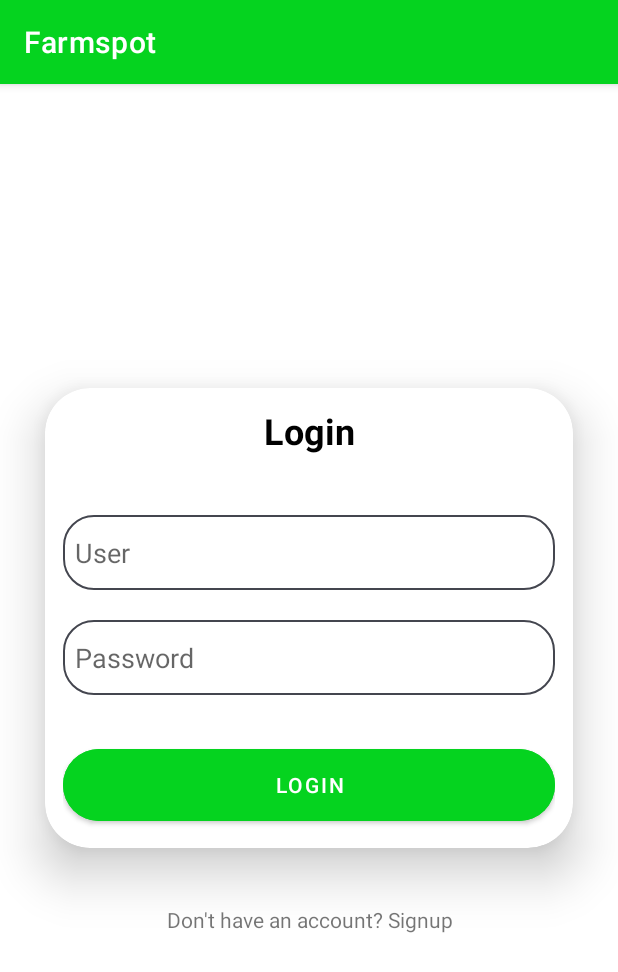
After one commit to danielkwapien/mobileapp-farmspot, an Android app: the IntroActivity screen opened directly, with no data from a screen before it, on a phone screen of 412 x 824 dp. The commit adds this screen. Shown: the top 972 px of the screen. Run offline under Robolectric (Android 15) with nearby library versions, the phone set to English and light mode, and no system bars.

Commit message:
First login view

```diff
--- a/app/src/main/AndroidManifest.xml
+++ b/app/src/main/AndroidManifest.xml
@@ -1,6 +1,6 @@
 <?xml version="1.0" encoding="utf-8"?>
 <manifest xmlns:android="http://schemas.android.com/apk/res/android"
-    xmlns:tools="http://schemas.android.com/tools">
+    xmlns:tools="http://schemas.android.com/tools" >
 
     <application
         android:allowBackup="true"
@@ -11,14 +11,16 @@
         android:roundIcon="@mipmap/ic_launcher_round"
         android:supportsRtl="true"
         android:theme="@style/Theme.Farmspot"
-        tools:targetApi="31">
+        tools:targetApi="31" >
+        <activity
+            android:name=".IntroActivity"
+            android:exported="false" />
         <activity
             android:name=".MainActivity"
             android:exported="true"
-            android:label="@string/app_name">
+            android:label="@string/app_name" >
             <intent-filter>
                 <action android:name="android.intent.action.MAIN" />
-
                 <category android:name="android.intent.category.LAUNCHER" />
             </intent-filter>
         </activity>
--- /dev/null
+++ b/app/src/main/java/es/uc3m/android/farmspot/IntroActivity.java
@@ -0,0 +1,14 @@
+package es.uc3m.android.farmspot;
+
+import androidx.appcompat.app.AppCompatActivity;
+
+import android.os.Bundle;
+
+public class IntroActivity extends AppCompatActivity {
+
+    @Override
+    protected void onCreate(Bundle savedInstanceState) {
+        super.onCreate(savedInstanceState);
+        setContentView(R.layout.activity_intro);
+    }
+}
--- /dev/null
+++ b/app/src/main/res/drawable/custom_eddittext.xml
@@ -0,0 +1,9 @@
+<?xml version="1.0" encoding="utf-8"?>
+<shape xmlns:android="http://schemas.android.com/apk/res/android">
+
+    <stroke
+        android:width="1dp"
+        android:color="@color/material_dynamic_neutral_variant30"/>
+    <corners
+        android:radius="20dp"/>
+</shape>
--- /dev/null
+++ b/app/src/main/res/layout/activity_intro.xml
@@ -0,0 +1,87 @@
+<?xml version="1.0" encoding="utf-8"?>
+<androidx.constraintlayout.widget.ConstraintLayout xmlns:android="http://schemas.android.com/apk/res/android"
+    xmlns:app="http://schemas.android.com/apk/res-auto"
+    xmlns:tools="http://schemas.android.com/tools"
+    android:layout_width="match_parent"
+    android:layout_height="match_parent"
+    tools:context=".IntroActivity">
+
+    <LinearLayout
+        android:layout_width="match_parent"
+        android:layout_height="match_parent"
+        android:gravity="center"
+        android:orientation="vertical">
+
+        <androidx.cardview.widget.CardView
+            android:layout_width="match_parent"
+            android:layout_height="wrap_content"
+            android:layout_margin="30dp"
+            android:background="@drawable/custom_eddittext"
+            android:baselineAligned="false"
+            app:cardCornerRadius="30dp"
+            app:cardElevation="20dp">
+
+            <LinearLayout
+                android:layout_width="match_parent"
+                android:layout_height="wrap_content"
+                android:layout_gravity="center_horizontal"
+                android:orientation="vertical"
+                android:padding="12dp">
+
+                <TextView
+                    android:id="@+id/loginText"
+                    android:layout_width="match_parent"
+                    android:layout_height="wrap_content"
+                    android:text="Login"
+                    android:textAlignment="center"
+                    android:textColor="@color/black"
+                    android:textSize="24dp"
+                    android:textStyle="bold" />
+
+                <EditText
+                    android:id="@+id/username"
+                    android:layout_width="match_parent"
+                    android:layout_height="50dp"
+                    android:layout_marginTop="40dp"
+                    android:background="@drawable/custom_eddittext"
+                    android:hint="@string/username"
+                    android:padding="8dp"
+                    android:textColor="@color/black"
+                    android:textColorHighlight="@color/cardview_dark_background" />
+
+                <EditText
+                    android:id="@+id/password"
+                    android:layout_width="match_parent"
+                    android:layout_height="50dp"
+                    android:layout_marginTop="20dp"
+                    android:background="@drawable/custom_eddittext"
+                    android:hint="@string/password"
+                    android:padding="8dp"
+                    android:textColor="@color/black"
+                    android:textColorHighlight="@color/cardview_dark_background" />
+
+                <Button
+                    android:layout_width="match_parent"
+                    android:layout_height="60dp"
+                    android:layout_marginTop="30dp"
+                    android:backgroundTint="@color/green_main"
+                    android:text="Login"
+                    android:textSize="14dp"
+                    app:cornerRadius="30dp" />
+
+
+            </LinearLayout>
+        </androidx.cardview.widget.CardView>
+
+        <TextView
+            android:layout_width="wrap_content"
+            android:layout_height="wrap_content"
+            android:padding="8dp"
+            android:text="@string/signup_help"
+            android:textSize="14dp"
+            android:textAlignment="center"
+            android:id="@+id/signupText"
+            android:layout_marginBottom="20dp"/>
+
+    </LinearLayout>
+</androidx.constraintlayout.widget.ConstraintLayout>
--- a/app/src/main/res/values/colors.xml
+++ b/app/src/main/res/values/colors.xml
@@ -7,4 +7,6 @@
     <color name="teal_700">#FF018786</color>
     <color name="black">#FF000000</color>
     <color name="white">#FFFFFFFF</color>
+    <color name="green_main">#05D31F</color>
+    <color name="green_dark">#04A118</color>
 </resources>
--- a/app/src/main/res/values/strings.xml
+++ b/app/src/main/res/values/strings.xml
@@ -3,4 +3,7 @@
     <string name="title_home">Home</string>
     <string name="title_dashboard">Dashboard</string>
     <string name="title_notifications">Notifications</string>
+    <string name="username">User</string>
+    <string name="password">Password</string>
+    <string name="signup_help">Don\'t have an account? Signup</string>
 </resources>
--- a/app/src/main/res/values/themes.xml
+++ b/app/src/main/res/values/themes.xml
@@ -2,8 +2,8 @@
     <!-- Base application theme. -->
     <style name="Theme.Farmspot" parent="Theme.MaterialComponents.DayNight.DarkActionBar">
         <!-- Primary brand color. -->
-        <item name="colorPrimary">@color/purple_500</item>
-        <item name="colorPrimaryVariant">@color/purple_700</item>
+        <item name="colorPrimary">@color/green_main</item>
+        <item name="colorPrimaryVariant">@color/green_dark</item>
         <item name="colorOnPrimary">@color/white</item>
         <!-- Secondary brand color. -->
         <item name="colorSecondary">@color/teal_200</item>
```
Also changed, not shown: app/src/main/res/drawable/logo_black_farmspot.png (added).
